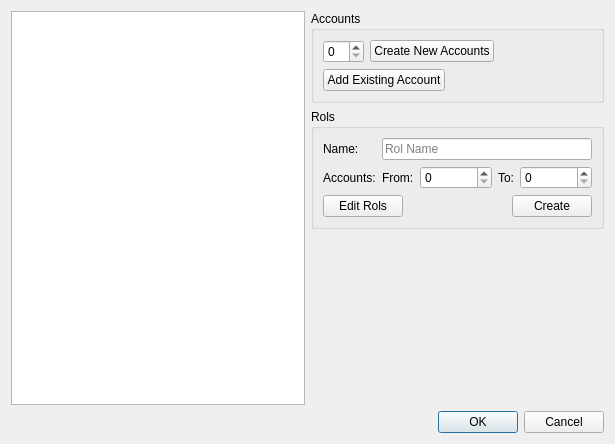
The window that ui/Manage_Accounts.ui (DaniCaballero/ide) describes before a commit, drawn with Qt 5.
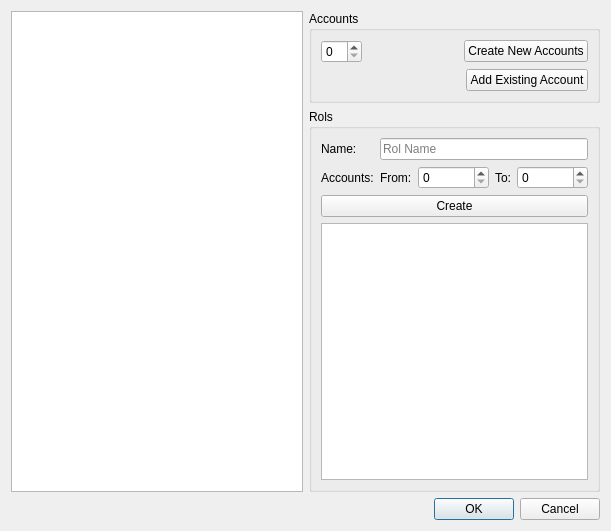
The same window after the commit.

```diff
--- a/ui/Manage_Accounts.ui
+++ b/ui/Manage_Accounts.ui
@@ -6,8 +6,8 @@
    <rect>
     <x>0</x>
     <y>0</y>
-    <width>615</width>
-    <height>444</height>
+    <width>611</width>
+    <height>531</height>
    </rect>
   </property>
   <property name="windowTitle">
@@ -15,7 +15,7 @@
   </property>
   <layout class="QVBoxLayout" name="verticalLayout_4">
    <item>
-    <layout class="QHBoxLayout" name="horizontalLayout_5">
+    <layout class="QHBoxLayout" name="horizontalLayout_4">
      <item>
       <widget class="QListView" name="listView"/>
      </item>
@@ -28,17 +28,10 @@
          </property>
          <layout class="QVBoxLayout" name="verticalLayout">
           <item>
-           <layout class="QHBoxLayout" name="horizontalLayout">
+           <layout class="QHBoxLayout" name="horizontalLayout_2">
             <item>
              <widget class="QSpinBox" name="accounts_number_spin"/>
             </item>
-            <item>
-             <widget class="QPushButton" name="create_accounts_btn">
-              <property name="text">
-               <string>Create New Accounts</string>
-              </property>
-             </widget>
-            </item>
             <item>
              <spacer name="horizontalSpacer">
               <property name="orientation">
@@ -52,30 +45,49 @@
               </property>
              </spacer>
             </item>
+            <item>
+             <widget class="QPushButton" name="create_accounts_btn">
+              <property name="sizePolicy">
+               <sizepolicy hsizetype="Fixed" vsizetype="Fixed">
+                <horstretch>0</horstretch>
+                <verstretch>0</verstretch>
+               </sizepolicy>
+              </property>
+              <property name="text">
+               <string>Create New Accounts</string>
+              </property>
+             </widget>
+            </item>
            </layout>
           </item>
           <item>
-           <layout class="QHBoxLayout" name="horizontalLayout_2">
+           <layout class="QHBoxLayout" name="horizontalLayout">
+            <item>
+             <spacer name="horizontalSpacer_2">
+              <property name="orientation">
+               <enum>Qt::Horizontal</enum>
+              </property>
+              <property name="sizeHint" stdset="0">
+               <size>
+                <width>108</width>
+                <height>20</height>
+               </size>
+              </property>
+             </spacer>
+            </item>
             <item>
              <widget class="QPushButton" name="add_accounts_btn">
+              <property name="sizePolicy">
+               <sizepolicy hsizetype="Fixed" vsizetype="Fixed">
+                <horstretch>0</horstretch>
+                <verstretch>0</verstretch>
+               </sizepolicy>
+              </property>
               <property name="text">
                <string>Add Existing Account</string>
               </property>
              </widget>
             </item>
-            <item>
-             <spacer name="horizontalSpacer_2">
-              <property name="orientation">
-               <enum>Qt::Horizontal</enum>
-              </property>
-              <property name="sizeHint" stdset="0">
-               <size>
-                <width>78</width>
-                <height>20</height>
-               </size>
-              </property>
-             </spacer>
-            </item>
            </layout>
           </item>
          </layout>
@@ -149,52 +161,18 @@
            </layout>
           </item>
           <item>
-           <layout class="QHBoxLayout" name="horizontalLayout_4">
-            <item>
-             <widget class="QPushButton" name="pushButton_4">
-              <property name="text">
-               <string>Edit Rols</string>
-              </property>
-             </widget>
-            </item>
-            <item>
-             <spacer name="horizontalSpacer_3">
-              <property name="orientation">
-               <enum>Qt::Horizontal</enum>
-              </property>
-              <property name="sizeHint" stdset="0">
-               <size>
-                <width>28</width>
-                <height>20</height>
-               </size>
-              </property>
-             </spacer>
-            </item>
-            <item>
-             <widget class="QPushButton" name="create_rol_btn">
-              <property name="text">
-               <string>Create</string>
-              </property>
-             </widget>
-            </item>
-           </layout>
+           <widget class="QPushButton" name="create_rol_btn">
+            <property name="text">
+             <string>Create</string>
+            </property>
+           </widget>
+          </item>
+          <item>
+           <widget class="QListView" name="listView_2"/>
           </item>
          </layout>
         </widget>
        </item>
-       <item>
-        <spacer name="verticalSpacer">
-         <property name="orientation">
-          <enum>Qt::Vertical</enum>
-         </property>
-         <property name="sizeHint" stdset="0">
-          <size>
-           <width>20</width>
-           <height>18</height>
-          </size>
-         </property>
-        </spacer>
-       </item>
       </layout>
      </item>
     </layout>
```
